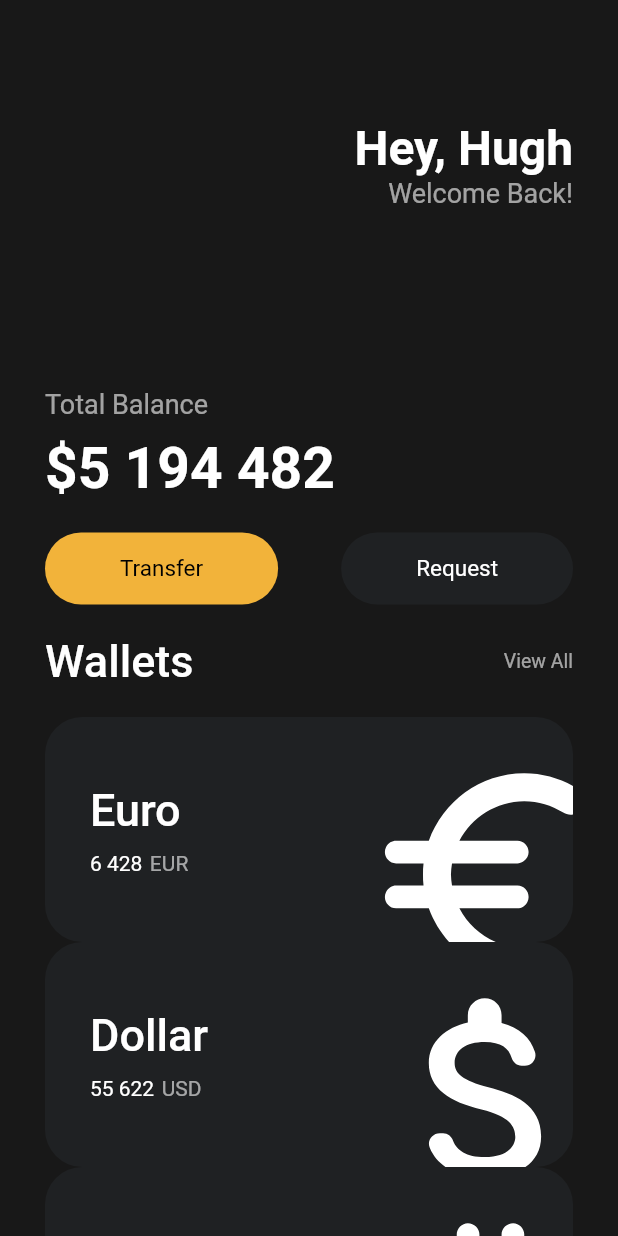
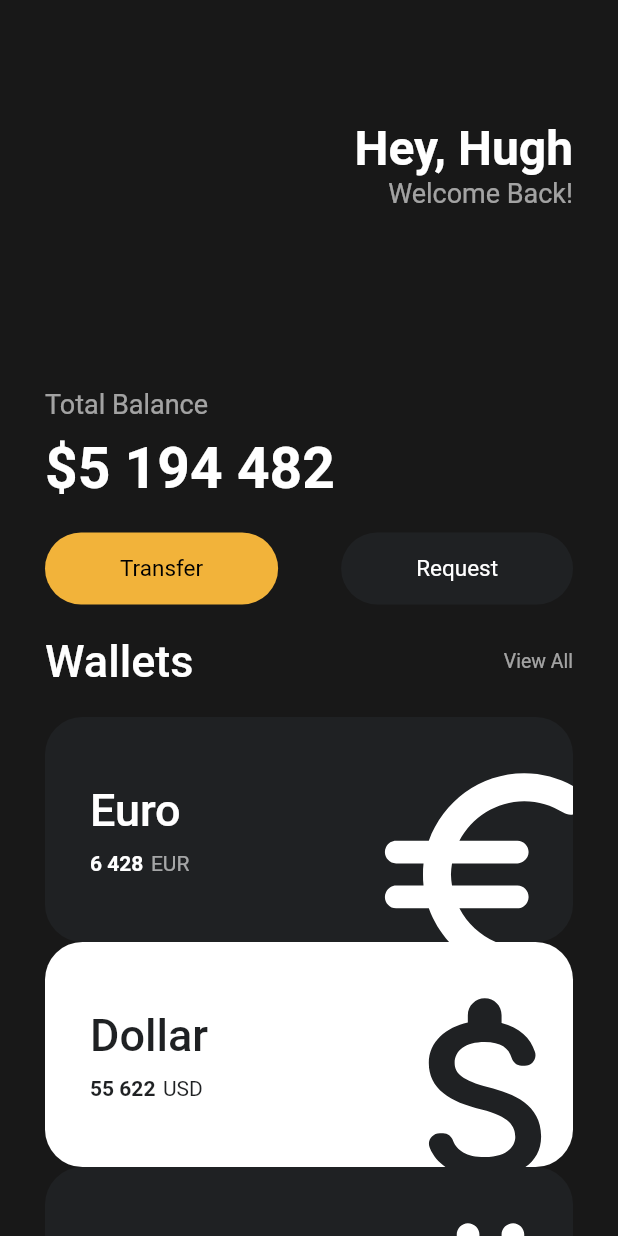
Before and after one commit to royalahn/flutter-starter, a Flutter app: the screen it shows after launch, on a phone screen of 412 x 824 dp. Run offline on Flutter 3.47's test engine with Material 2 defaults, Android fonts, the phone set to English and light mode, and no system bars.

Commit message:
Add isInverted for white card at CurrencyCard

```diff
--- a/lib/main.dart
+++ b/lib/main.dart
@@ -114,18 +114,21 @@ class App extends StatelessWidget {
                   amount: '6 428',
                   code: 'EUR',
                   icon: Icons.euro_rounded,
+                  isInverted: false,
                 ),
                 const CurrencyCard(
                   name: 'Dollar',
                   amount: '55 622',
                   code: 'USD',
                   icon: Icons.attach_money_rounded,
+                  isInverted: true,
                 ),
                 const CurrencyCard(
                   name: 'Bitcoin',
                   amount: '24',
                   code: 'BTC',
                   icon: Icons.currency_bitcoin_rounded,
+                  isInverted: false,
                 ),
               ],
             )),
--- a/lib/widgets/currency_card.dart
+++ b/lib/widgets/currency_card.dart
@@ -3,6 +3,9 @@ import 'package:flutter/material.dart';
 class CurrencyCard extends StatelessWidget {
   final String name, amount, code;
   final IconData icon;
+  final isInverted;
+
+  final _darkColor = const Color(0xFF1F2123);
 
   const CurrencyCard({
     super.key,
@@ -10,6 +13,7 @@ class CurrencyCard extends StatelessWidget {
     required this.amount,
     required this.code,
     required this.icon,
+    required this.isInverted,
   });
 
   @override
@@ -17,7 +21,7 @@ class CurrencyCard extends StatelessWidget {
     return Container(
       clipBehavior: Clip.hardEdge,
       decoration: BoxDecoration(
-        color: const Color(0xFF1F2123),
+        color: isInverted ? Colors.white : _darkColor,
         borderRadius: BorderRadius.circular(25),
       ),
       child: Padding(
@@ -30,8 +34,8 @@ class CurrencyCard extends StatelessWidget {
               children: [
                 Text(
                   name,
-                  style: const TextStyle(
-                    color: Colors.white,
+                  style: TextStyle(
+                    color: isInverted ? _darkColor : Colors.white,
                     fontSize: 30,
                     fontWeight: FontWeight.w500,
                   ),
@@ -43,8 +47,9 @@ class CurrencyCard extends StatelessWidget {
                   children: [
                     Text(
                       amount,
-                      style: const TextStyle(
-                        color: Colors.white,
+                      style: TextStyle(
+                        color: isInverted ? _darkColor : Colors.white,
+                        fontWeight: FontWeight.w700,
                       ),
                     ),
                     const SizedBox(
@@ -53,7 +58,9 @@ class CurrencyCard extends StatelessWidget {
                     Text(
                       code,
                       style: TextStyle(
-                        color: Colors.white.withOpacity(0.6),
+                        color: isInverted
+                            ? _darkColor
+                            : Colors.white.withOpacity(0.6),
                       ),
                     ),
                   ],
@@ -66,7 +73,7 @@ class CurrencyCard extends StatelessWidget {
                 offset: const Offset(10, 15),
                 child: Icon(
                   icon,
-                  color: Colors.white,
+                  color: isInverted ? _darkColor : Colors.white,
                   size: 90,
                 ),
               ),
```
